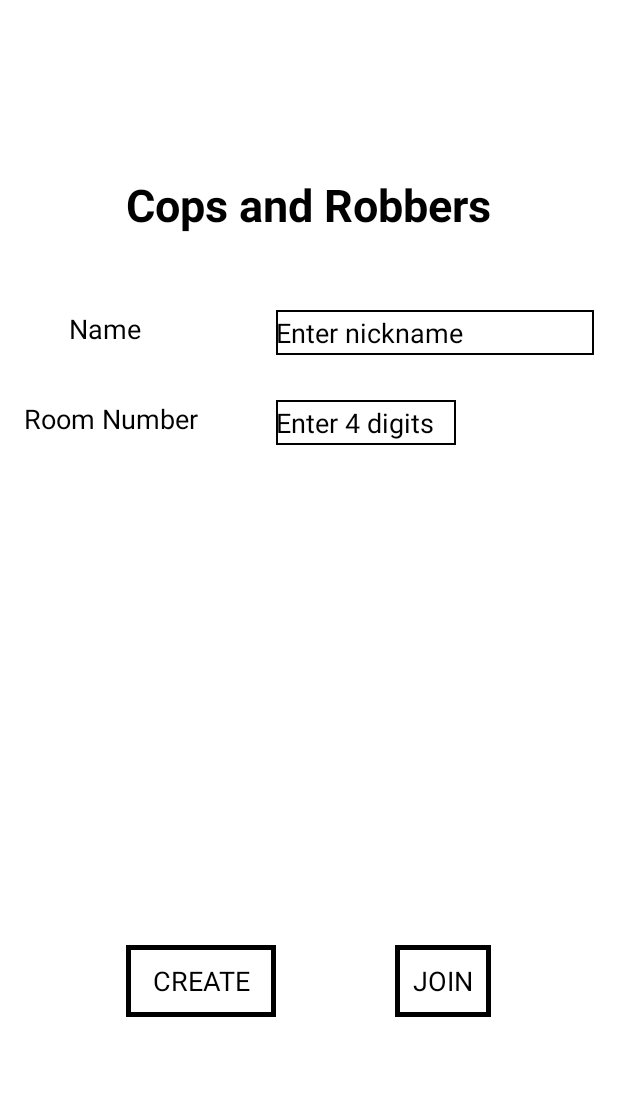
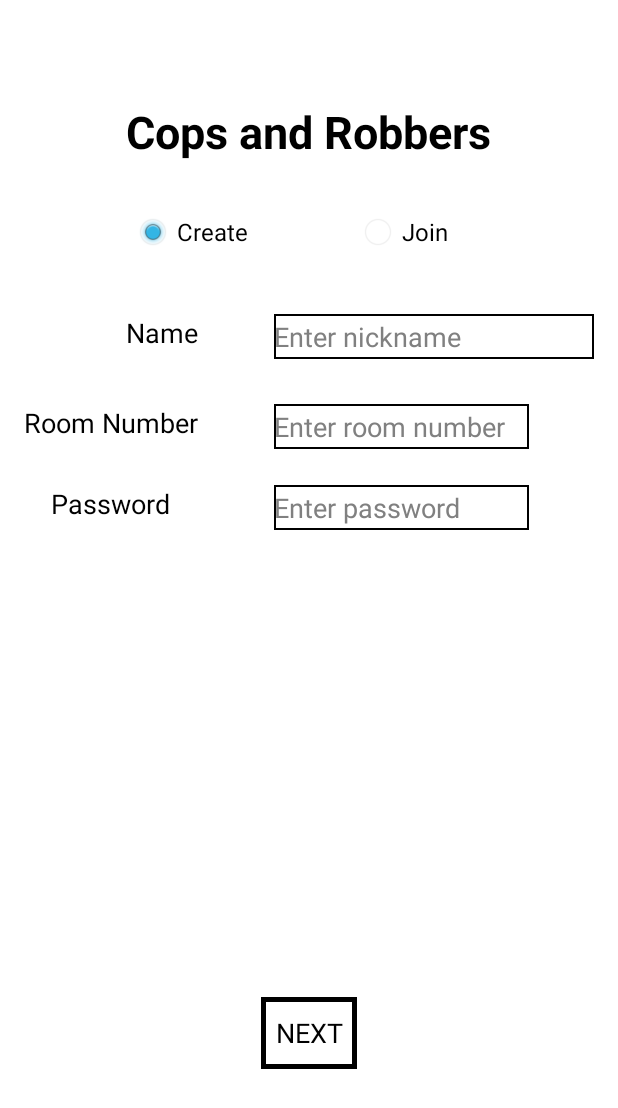
Before and after one commit to jhjang04/Cops-and-Robbers-android, an Android app: the screen it shows after launch (MainActivity), on a phone screen of 412 x 824 dp. Shown: the top 1108 px of the screen. Run offline under Robolectric (Android 15) with nearby library versions, the phone set to English and light mode, and no system bars.

Commit message:
UI change (radioButton) / change detailed setting of UI

```diff
--- a/app/src/main/java/car/adroid/com/GameActivity.java
+++ b/app/src/main/java/car/adroid/com/GameActivity.java
@@ -10,7 +10,7 @@ import android.widget.TextView;
 
 public class GameActivity extends FragmentActivity {
 
-    private Button btnTeamChat, btnGlobalChat, btnChance;
+    private Button btnTeamChat, btnGlobalChat, btnUserlist;
     private TextView tvTime;
 
     @Override
@@ -20,7 +20,7 @@ public class GameActivity extends FragmentActivity {
 
         btnTeamChat = (Button)findViewById(R.id.btnTeamChat);
         btnGlobalChat = (Button)findViewById(R.id.btnGlobalChat);
-        btnChance = (Button)findViewById(R.id.btnChance);
+        btnUserlist = (Button)findViewById(R.id.btnUserlist);
         tvTime = (TextView)findViewById(R.id.tvTime);
 
         btnTeamChat.setOnClickListener(new View.OnClickListener(){
@@ -39,7 +39,7 @@ public class GameActivity extends FragmentActivity {
             }
         });
 
-        btnChance.setOnClickListener(new View.OnClickListener(){
+        btnUserlist.setOnClickListener(new View.OnClickListener(){
             @Override
             public void onClick(View view) {
                 // show all players on the map
--- a/app/src/main/java/car/adroid/com/MainActivity.java
+++ b/app/src/main/java/car/adroid/com/MainActivity.java
@@ -4,19 +4,42 @@ import android.content.Intent;
 import android.support.v4.app.FragmentActivity;
 import android.support.v7.app.AppCompatActivity;
 import android.os.Bundle;
+import android.text.method.KeyListener;
+import android.view.Gravity;
+import android.view.MotionEvent;
 import android.view.View;
 import android.view.Window;
+import android.view.inputmethod.InputMethodManager;
 import android.widget.Button;
 import android.widget.EditText;
+import android.widget.RadioButton;
 import android.widget.TextView;
+import android.widget.Toast;
 
 public class MainActivity extends FragmentActivity {
-    private Button btnCreate, btnJoin;
-    private EditText txtRoomNumber,txtName;
+    private Button btnNext;
+    private EditText txtRoomNumber,txtName, txtPwd;
+    private RadioButton rdCreate, rdJoin;
+
+    private String userName;
     private String roomNum;
-
-    private Boolean IsRoomNumber(){
-        if ( txtRoomNumber.getText().toString().length() == 0 ) {
+    private String roomPwd;
+    private  KeyListener pwdKeyListener;
+    // 방 번호는 1~10000 사이의 숫자
+    // 캐릭터가 섞여있으면 false
+    // 10000이 넘는 숫자일 경우 false
+    private Boolean IsRoomNumProper(){
+        if ( roomNum.length() == 0 ) {
+            // 아닐경우에 대한 적절한 처리
+            return false;
+        } else {
+            return true;
+        }
+    }
+    // 공백일 경우 false
+    // 방 비밀번호와 일치하지 않을경우 false
+    private Boolean IsPwdProper(){
+        if ( roomPwd.length() == 0 ) {
             // 아닐경우에 대한 적절한 처리
             return false;
         } else {
@@ -24,8 +47,21 @@ public class MainActivity extends FragmentActivity {
         }
     }
 
-    private void GetRoomNumber(){
+    // 이미 존재하는 유저의 닉네임일 경우 false
+    private Boolean IsUserNameProper(){
+        if ( userName.length() == 0 ) {
+            // 아닐경우에 대한 적절한 처리
+            return false;
+        } else {
+            return true;
+        }
+    }
+
+    // 값을 받아온다.
+    private void SetUserInfo(){
+        userName = txtName.getText().toString();
         roomNum = txtRoomNumber.getText().toString();
+        roomPwd = txtPwd.getText().toString();
     }
 
     @Override
@@ -35,31 +71,67 @@ public class MainActivity extends FragmentActivity {
 
         txtName = (EditText)findViewById(R.id.txtName);
         txtRoomNumber = (EditText)findViewById(R.id.txtRoomNum);
-        btnCreate = (Button)findViewById(R.id.btnCreate);
-        btnJoin = (Button)findViewById(R.id.btnJoin);
+        txtPwd = (EditText)findViewById(R.id.txtPwd);
+        btnNext = (Button)findViewById(R.id.btnNext);
+        rdCreate = (RadioButton)findViewById(R.id.rdCreate);
+        rdJoin = (RadioButton)findViewById(R.id.rdJoin);
+        rdCreate.setChecked(true);
 
-        btnCreate.setOnClickListener(new View.OnClickListener(){
+        pwdKeyListener = txtPwd.getKeyListener();
+        txtPwd.setKeyListener(null);
+
+
+        // hide keyboard when touching background
+        findViewById(R.id.activity_main).setOnTouchListener(new View.OnTouchListener(){
             @Override
-            public void onClick(View view) {
-                if(IsRoomNumber())
-                    GetRoomNumber();
-
-                Intent intent = new Intent(MainActivity.this, TeamActivity.class);
-                // intent에 Name을 담아 전달
-                startActivity(intent);
-        }
-        });
-
-        btnJoin.setOnClickListener(new View.OnClickListener(){
-            @Override
-            public void onClick(View view) {
-                if(IsRoomNumber())
-                    GetRoomNumber();
-
-                Intent intent = new Intent(MainActivity.this, TeamActivity.class);
-                startActivity(intent);
+            public boolean onTouch(View view, MotionEvent motionEvent) {
+                InputMethodManager imm = (InputMethodManager) getSystemService(INPUT_METHOD_SERVICE);
+                imm.hideSoftInputFromWindow(getCurrentFocus().getWindowToken(), 0);
+                return false;
             }
         });
 
+
+        rdCreate.setOnClickListener(new View.OnClickListener(){
+            @Override
+            public void onClick(View view) {
+                txtPwd.setText(null);
+                txtPwd.setKeyListener(null);
+            }
+        });
+
+        rdJoin.setOnClickListener(new RadioButton.OnClickListener(){
+            @Override
+            public void onClick(View view) {
+                txtPwd.setKeyListener(pwdKeyListener);
+            }
+        });
+
+        btnNext.setOnClickListener(new View.OnClickListener(){
+            @Override
+            public void onClick(View view) {
+                SetUserInfo();
+
+                // 예외 상황에 맞게 toast
+                // 존재하는 방 번호를 입력했는지
+                if(IsRoomNumProper()){
+
+                }
+                // 공백으로 처리된건 아닌지
+                else if(IsPwdProper()){
+
+                }
+                // 방 안에 이미 존재하는 닉네임인지
+                else if(IsUserNameProper()){
+
+                }
+                else{
+                    Intent intent = new Intent(MainActivity.this, TeamActivity.class);
+                    // intent에 Name을 담아 전달
+                    intent.putExtra("name", userName);
+                    startActivity(intent);
+                }
+        }
+        });
     }
 }
--- a/app/src/main/res/layout/activity_game.xml
+++ b/app/src/main/res/layout/activity_game.xml
@@ -66,8 +66,8 @@
             android:layout_marginLeft="10dp" />
 
         <Button
-            android:text="Chance"
-            android:id="@+id/btnChance"
+            android:text="USER LIST"
+            android:id="@+id/btnUserlist"
             android:background="@drawable/button_border"
             android:textColor="@android:color/black"
             android:layout_width="100dp"
--- a/app/src/main/res/layout/activity_main.xml
+++ b/app/src/main/res/layout/activity_main.xml
@@ -5,99 +5,150 @@
     android:id="@+id/activity_main"
     android:layout_width="match_parent"
     android:layout_height="match_parent"
+    android:background="@android:color/background_light"
     android:paddingBottom="@dimen/activity_vertical_margin"
     android:paddingLeft="@dimen/activity_horizontal_margin"
     android:paddingRight="@dimen/activity_horizontal_margin"
     android:paddingTop="@dimen/activity_vertical_margin"
-    tools:context="car.adroid.com.MainActivity"
-    android:background="@android:color/background_light">
+    tools:context="car.adroid.com.MainActivity">
+
+    <TextView
+        android:id="@+id/textView2"
+        android:layout_width="wrap_content"
+        android:layout_height="30dp"
+        android:layout_alignParentLeft="true"
+        android:layout_alignParentStart="true"
+        android:layout_below="@+id/textView3"
+        android:layout_marginTop="30dp"
+        android:text="Room Number"
+        android:textColor="@android:color/black"
+        android:textSize="18sp" />
+
+    <EditText
+        android:id="@+id/txtRoomNum"
+        android:layout_height="30dp"
+        android:layout_alignLeft="@+id/txtName"
+        android:layout_alignStart="@+id/txtName"
+        android:layout_alignTop="@+id/textView2"
+        android:background="@drawable/text_border"
+        android:ems="10"
+        android:hint="Enter room number"
+        android:inputType="numberDecimal"
+        android:textColor="@android:color/black"
+        android:layout_width="170dp"
+        android:imeOptions="actionNext|actionDone" />
+
 
     <Button
-        android:text="JOIN"
+        android:id="@+id/btnNext"
         android:layout_width="wrap_content"
         android:layout_height="wrap_content"
-        android:id="@+id/btnJoin"
+        android:layout_alignParentBottom="true"
+        android:layout_centerHorizontal="true"
+        android:layout_marginBottom="95dp"
         android:background="@drawable/button_border"
-        android:layout_alignBaseline="@+id/btnCreate"
-        android:layout_alignBottom="@+id/btnCreate"
-        android:layout_alignRight="@+id/textView"
-        android:layout_alignEnd="@+id/textView"
+        android:text="NEXT"
         android:textColor="@android:color/black" />
 
-    <TextView
-        android:text="Name"
+    <EditText
+        android:id="@+id/txtName"
         android:layout_width="wrap_content"
         android:layout_height="30dp"
+        android:layout_alignBaseline="@+id/textView3"
+        android:layout_alignBottom="@+id/textView3"
+        android:layout_alignParentEnd="true"
+        android:layout_alignParentRight="true"
+        android:background="@drawable/text_border"
+        android:ems="10"
+        android:hint="Enter nickname"
+        android:textColor="@android:color/black"
+        android:textSize="18sp"
+        android:inputType="text"
+        android:imeOptions="actionNext|actionDone"
+        android:maxLines="1" />
+
+    <TextView
+        android:id="@+id/textView"
+        android:layout_width="wrap_content"
+        android:layout_height="wrap_content"
+        android:layout_alignParentTop="true"
+        android:layout_centerHorizontal="true"
+        android:layout_marginTop="51dp"
+        android:text="Cops and Robbers"
+        android:textColor="@android:color/black"
+        android:textSize="30sp"
+        android:textStyle="normal|bold" />
+
+    <TextView
+        android:id="@+id/textView3"
+        android:layout_width="wrap_content"
+        android:layout_height="30dp"
+        android:layout_alignLeft="@+id/textView"
+        android:layout_alignStart="@+id/textView"
         android:layout_below="@+id/textView"
+        android:layout_marginTop="101dp"
+        android:text="Name"
+        android:textColor="@android:color/black"
+        android:textSize="18sp" />
+
+    <TextView
+        android:id="@+id/textView5"
+        android:layout_width="wrap_content"
+        android:layout_height="wrap_content"
         android:layout_alignParentLeft="true"
         android:layout_alignParentStart="true"
-        android:layout_marginTop="50dp"
-        android:id="@+id/textView3"
-        android:textSize="18sp"
+        android:layout_below="@+id/textView2"
+        android:layout_marginLeft="18dp"
+        android:layout_marginStart="18dp"
+        android:layout_marginTop="24dp"
+        android:text="Password"
         android:textColor="@android:color/black"
-        android:layout_marginLeft="30dp" />
-
-    <Button
-        android:text="CREATE"
-        android:layout_height="wrap_content"
-        android:layout_marginBottom="130dp"
-        android:id="@+id/btnCreate"
-        android:background="@drawable/button_border"
-        android:layout_alignParentBottom="true"
-        android:layout_alignLeft="@+id/textView"
-        android:layout_alignStart="@+id/textView"
-        android:textColor="@android:color/black"
-        android:layout_width="100dp" />
+        android:textSize="18sp" />
 
     <EditText
-        android:layout_width="wrap_content"
-        android:inputType="textPersonName"
-        android:text="Enter nickname"
+        android:id="@+id/txtPwd"
+        android:layout_height="30dp"
+        android:layout_alignLeft="@+id/txtRoomNum"
+        android:layout_alignStart="@+id/txtRoomNum"
+        android:layout_alignTop="@+id/textView5"
         android:background="@drawable/text_border"
         android:ems="10"
-        android:id="@+id/txtName"
-        android:textSize="18sp"
-        android:layout_alignBaseline="@+id/textView3"
-        android:layout_alignBottom="@+id/textView3"
-        android:layout_toRightOf="@+id/btnCreate"
-        android:layout_toEndOf="@+id/btnCreate"
-        android:layout_height="30dp"
-        android:textColor="@android:color/black" />
+        android:hint="Enter password"
+        android:inputType="numberDecimal"
+        android:textColor="@android:color/black"
+        android:layout_width="170dp"
+        android:imeOptions="actionDone" />
 
-    <TextView
-        android:text="Cops and Robbers"
-        android:layout_width="wrap_content"
-        android:layout_height="wrap_content"
-        android:layout_marginTop="100dp"
-        android:id="@+id/textView"
-        android:textSize="30sp"
-        android:textColor="@android:color/black"
-        android:textStyle="normal|bold"
-        android:layout_alignParentTop="true"
-        android:layout_centerHorizontal="true" />
+    <RadioGroup
+        android:layout_width="300dp"
+        android:layout_height="50dp"
+        android:orientation="horizontal"
+        android:layout_marginBottom="20dp"
+        android:layout_above="@+id/txtName"
+        android:layout_centerHorizontal="true">
 
-    <TextView
-        android:text="Room Number"
-        android:layout_width="wrap_content"
-        android:layout_height="30dp"
-        android:id="@+id/textView2"
-        android:textSize="18sp"
-        android:textColor="@android:color/black"
-        android:layout_marginTop="30dp"
-        android:layout_below="@+id/textView3"
-        android:layout_alignParentLeft="true"
-        android:layout_alignParentStart="true" />
+        <RadioButton
+            android:id="@+id/rdCreate"
+            android:layout_alignBaseline="@+id/radioButton2"
+            android:layout_alignBottom="@+id/radioButton2"
+            android:layout_alignLeft="@+id/textView"
+            android:layout_alignStart="@+id/textView"
+            android:text="Create"
+            android:textColor="@android:color/black"
+            android:layout_width="100dp"
+            android:layout_height="30dp"
+            android:layout_marginLeft="30dp" />
 
-    <EditText
-        android:layout_height="30dp"
-        android:inputType="textPersonName"
-        android:ems="10"
-        android:id="@+id/txtRoomNum"
-        android:text="Enter 4 digits"
-        android:background="@drawable/text_border"
-        android:layout_alignTop="@+id/textView2"
-        android:layout_alignLeft="@+id/txtName"
-        android:layout_alignStart="@+id/txtName"
-        android:textColor="@android:color/black"
-        android:layout_width="120dp" />
+        <RadioButton
+            android:id="@+id/rdJoin"
+            android:layout_width="100dp"
+            android:layout_below="@+id/textView"
+            android:layout_marginTop="0dp"
+            android:layout_toEndOf="@+id/btnNext"
+            android:layout_toRightOf="@+id/btnNext"
+            android:text="Join"
+            android:textColor="@android:color/black"
+            android:layout_height="30dp"
+            android:layout_marginLeft="50dp" />
+    </RadioGroup>
 </RelativeLayout>
```
